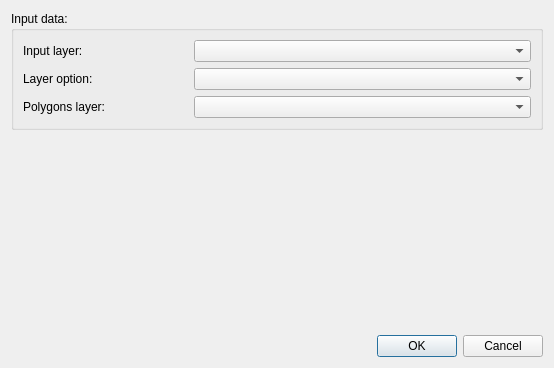
INF800/qgis_segment_anything, file segment_anything_dialog_base.ui: the form before one commit.
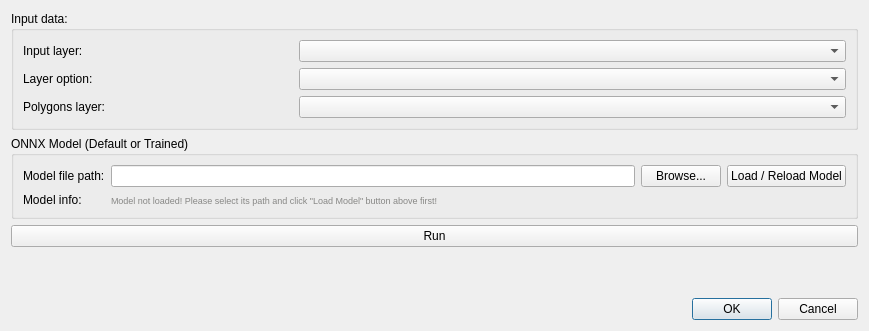
The form after the commit. Custom widgets are drawn as their Qt base class.

Commit message: ui: onnx model

What changed in the file:
```diff
--- a/segment_anything_dialog_base.ui
+++ b/segment_anything_dialog_base.ui
@@ -6,16 +6,16 @@
    <rect>
     <x>0</x>
     <y>0</y>
-    <width>554</width>
-    <height>368</height>
+    <width>869</width>
+    <height>331</height>
    </rect>
   </property>
   <property name="windowTitle">
    <string>Segment Anything</string>
   </property>
   <layout class="QGridLayout" name="gridLayout_2">
-   <item row="0" column="0">
-    <widget class="QgsCollapsibleGroupBox" name="mGroupBox_3">
+   <item row="1" column="0" colspan="2">
+    <widget class="QgsCollapsibleGroupBox" name="mGroupBox">
      <property name="sizePolicy">
       <sizepolicy hsizetype="Preferred" vsizetype="Maximum">
        <horstretch>0</horstretch>
@@ -23,55 +23,85 @@
       </sizepolicy>
      </property>
      <property name="title">
-      <string>Input data:</string>
+      <string>ONNX Model (Default or Trained)</string>
      </property>
-     <layout class="QGridLayout" name="gridLayout_5">
+     <layout class="QGridLayout" name="gridLayout_7">
+      <item row="0" column="1">
+       <widget class="QLineEdit" name="qleModelPath">
+        <property name="enabled">
+         <bool>true</bool>
+        </property>
+        <property name="toolTip">
+         <string>Path to the model file</string>
+        </property>
+       </widget>
+      </item>
+      <item row="2" column="1" colspan="3">
+       <widget class="QLabel" name="lbModelInfoValue">
+        <property name="font">
+         <font>
+          <pointsize>7</pointsize>
+         </font>
+        </property>
+        <property name="styleSheet">
+         <string notr="true">color: rgb(135, 135, 133);</string>
+        </property>
+        <property name="text">
+         <string>Model not loaded! Please select its path and click &quot;Load Model&quot; button above first!</string>
+        </property>
+        <property name="wordWrap">
+         <bool>true</bool>
+        </property>
+       </widget>
+      </item>
       <item row="0" column="0">
-       <widget class="QLabel" name="lbInputDataLayer">
+       <widget class="QLabel" name="lbModelFilePath">
         <property name="text">
-         <string>Input layer:</string>
+         <string>Model file path:</string>
         </property>
        </widget>
       </item>
-      <item row="1" column="1" colspan="2">
-       <widget class="QComboBox" name="qmlcbInputDataLayerOption">
+      <item row="0" column="3">
+       <widget class="QPushButton" name="pbLoadOrReloadModel">
         <property name="toolTip">
          <string>&lt;html&gt;&lt;head/&gt;&lt;body&gt;&lt;p&gt;Defines what part of the &amp;quot;Input layer&amp;quot; should be processed.&lt;/p&gt;&lt;p&gt;&lt;br/&gt; - &amp;quot;&lt;span style=&quot; font-style:italic;&quot;&gt;Visible Part&lt;/span&gt;&amp;quot; allows to process the part currently visible on the map canvas.&lt;br/&gt; - &amp;quot;&lt;span style=&quot; font-style:italic;&quot;&gt;Entire Layer&lt;/span&gt;&amp;quot; allows to process the entire ortophoto file&lt;br/&gt; - &amp;quot;&lt;span style=&quot; font-style:italic;&quot;&gt;From Polygons&lt;/span&gt;&amp;quot; allows to select a polygon describing the area to be processed (e.g. if the processed field is a polygon, and we don't want to process outside of it)&lt;/p&gt;&lt;/body&gt;&lt;/html&gt;</string>
         </property>
-       </widget>
-      </item>
-      <item row="1" column="0">
-       <widget class="QLabel" name="lbInputDataLayerOption">
         <property name="text">
-         <string>Layer option:</string>
+         <string>Load / Reload Model</string>
         </property>
        </widget>
       </item>
-      <item row="0" column="1" colspan="2">
-       <widget class="QgsMapLayerComboBox" name="qmlcbInputDataLayer">
-        <property name="toolTip">
-         <string>&lt;html&gt;&lt;head/&gt;&lt;body&gt;&lt;p&gt;&lt;span style=&quot; font-weight:600;&quot;&gt;Layer which will be processed.&lt;/span&gt;&lt;/p&gt;&lt;p&gt;Most probably this is your ortophoto or map source (like satellite image from google earth).&lt;br/&gt;Needs to be a raster layer.&lt;/p&gt;&lt;/body&gt;&lt;/html&gt;</string>
-        </property>
-       </widget>
-      </item>
-      <item row="3" column="0">
-       <widget class="QLabel" name="lbInputDataPolygonsLayer">
+      <item row="2" column="0">
+       <widget class="QLabel" name="lbModelInfo">
         <property name="text">
-         <string>Polygons layer:</string>
+         <string>Model info:</string>
         </property>
        </widget>
       </item>
-      <item row="3" column="1" colspan="2">
-       <widget class="QgsMapLayerComboBox" name="qmlcbInputDataPolygonsLayer">
-        <property name="toolTip">
-         <string>&lt;html&gt;&lt;head/&gt;&lt;body&gt;&lt;p&gt;Defines the layer which is being used as a mask for the processing of &amp;quot;Input layer&amp;quot;. &lt;br/&gt;Only pixels within this mask layer will be processed.&lt;/p&gt;&lt;p&gt;Needs to be a vector layer.&lt;/p&gt;&lt;/body&gt;&lt;/html&gt;</string>
+      <item row="0" column="2">
+       <widget class="QPushButton" name="pbBrowseModel">
+        <property name="enabled">
+         <bool>true</bool>
+        </property>
+        <property name="text">
+         <string>Browse...</string>
         </property>
        </widget>
       </item>
      </layout>
     </widget>
    </item>
-   <item row="1" column="0">
+   <item row="2" column="0" colspan="2">
+    <widget class="QPushButton" name="pushButton_runInference">
+     <property name="toolTip">
+      <string>&lt;html&gt;&lt;head/&gt;&lt;body&gt;&lt;p&gt;Run the inference, for the selected above paraeters.&lt;/p&gt;&lt;/body&gt;&lt;/html&gt;</string>
+     </property>
+     <property name="text">
+      <string>Run</string>
+     </property>
+    </widget>
+   </item>
+   <item row="3" column="1">
     <layout class="QGridLayout" name="gridLayout">
      <item row="1" column="0">
       <layout class="QHBoxLayout" name="horizontalLayout">
@@ -115,6 +145,63 @@
      </item>
     </layout>
    </item>
+   <item row="0" column="0" colspan="2">
+    <widget class="QgsCollapsibleGroupBox" name="mGroupBox_3">
+     <property name="sizePolicy">
+      <sizepolicy hsizetype="Preferred" vsizetype="Maximum">
+       <horstretch>0</horstretch>
+       <verstretch>0</verstretch>
+      </sizepolicy>
+     </property>
+     <property name="title">
+      <string>Input data:</string>
+     </property>
+     <layout class="QGridLayout" name="gridLayout_5">
+      <item row="3" column="1" colspan="2">
+       <widget class="QgsMapLayerComboBox" name="qmlcbInputDataPolygonsLayer">
+        <property name="toolTip">
+         <string>&lt;html&gt;&lt;head/&gt;&lt;body&gt;&lt;p&gt;Defines the layer which is being used as a mask for the processing of &amp;quot;Input layer&amp;quot;. &lt;br/&gt;Only pixels within this mask layer will be processed.&lt;/p&gt;&lt;p&gt;Needs to be a vector layer.&lt;/p&gt;&lt;/body&gt;&lt;/html&gt;</string>
+        </property>
+       </widget>
+      </item>
+      <item row="1" column="1" colspan="2">
+       <widget class="QComboBox" name="qmlcbInputDataLayerOption">
+        <property name="toolTip">
+         <string>&lt;html&gt;&lt;head/&gt;&lt;body&gt;&lt;p&gt;Defines what part of the &amp;quot;Input layer&amp;quot; should be processed.&lt;/p&gt;&lt;p&gt;&lt;br/&gt; - &amp;quot;&lt;span style=&quot; font-style:italic;&quot;&gt;Visible Part&lt;/span&gt;&amp;quot; allows to process the part currently visible on the map canvas.&lt;br/&gt; - &amp;quot;&lt;span style=&quot; font-style:italic;&quot;&gt;Entire Layer&lt;/span&gt;&amp;quot; allows to process the entire ortophoto file&lt;br/&gt; - &amp;quot;&lt;span style=&quot; font-style:italic;&quot;&gt;From Polygons&lt;/span&gt;&amp;quot; allows to select a polygon describing the area to be processed (e.g. if the processed field is a polygon, and we don't want to process outside of it)&lt;/p&gt;&lt;/body&gt;&lt;/html&gt;</string>
+        </property>
+       </widget>
+      </item>
+      <item row="3" column="0">
+       <widget class="QLabel" name="lbInputDataPolygonsLayer">
+        <property name="text">
+         <string>Polygons layer:</string>
+        </property>
+       </widget>
+      </item>
+      <item row="1" column="0">
+       <widget class="QLabel" name="lbInputDataLayerOption">
+        <property name="text">
+         <string>Layer option:</string>
+        </property>
+       </widget>
+      </item>
+      <item row="0" column="0">
+       <widget class="QLabel" name="lbInputDataLayer">
+        <property name="text">
+         <string>Input layer:</string>
+        </property>
+       </widget>
+      </item>
+      <item row="0" column="1" colspan="2">
+       <widget class="QgsMapLayerComboBox" name="qmlcbInputDataLayer">
+        <property name="toolTip">
+         <string>&lt;html&gt;&lt;head/&gt;&lt;body&gt;&lt;p&gt;&lt;span style=&quot; font-weight:600;&quot;&gt;Layer which will be processed.&lt;/span&gt;&lt;/p&gt;&lt;p&gt;Most probably this is your ortophoto or map source (like satellite image from google earth).&lt;br/&gt;Needs to be a raster layer.&lt;/p&gt;&lt;/body&gt;&lt;/html&gt;</string>
+        </property>
+       </widget>
+      </item>
+     </layout>
+    </widget>
+   </item>
   </layout>
  </widget>
  <customwidgets>
```
Left out of the diff: 2 changed lines with no effect on the pictures.
